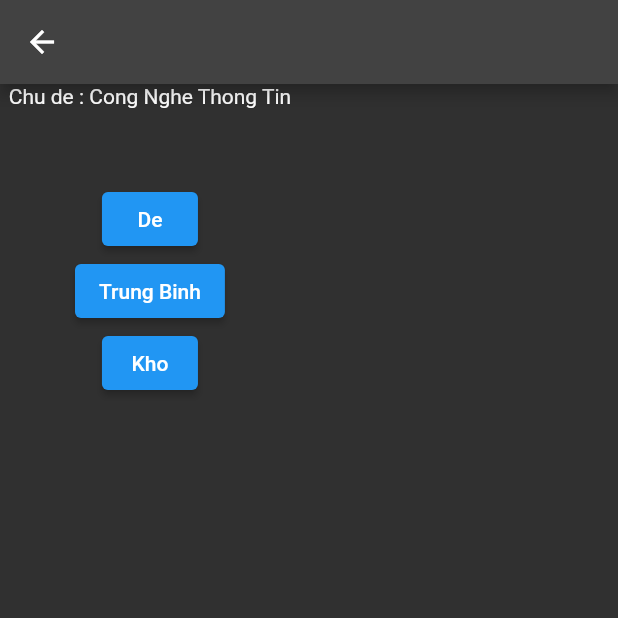
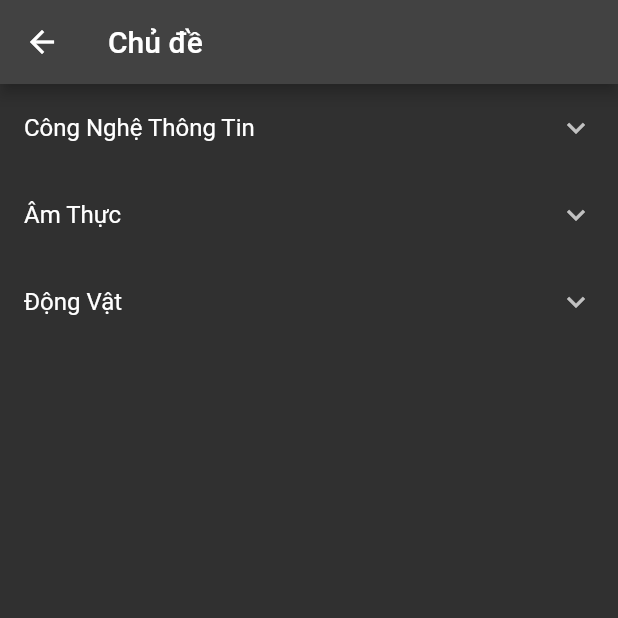
Before and after one commit to ZinQuyen/BPQ-HUb, a Flutter app: the LevelScreen screen opened directly, on a phone screen of 412 x 824 dp, the top half of it. Run offline on Flutter 3.47's test engine with Material 2 defaults, Android fonts, the phone set to English and light mode, and no system bars; our stand-ins replace get.

Commit message:
update level

```diff
--- a/lib/quiz/componets/level.dart
+++ b/lib/quiz/componets/level.dart
@@ -1,4 +1,8 @@
+import 'dart:js';
+
 import 'package:flutter/material.dart';
+import 'package:get/get.dart';
+import 'package:phan04_baitap1/quiz/quiz_screen.dart';
 import 'package:phan04_baitap1/screens/Home.dart';
 
 class LevelScreen extends StatefulWidget {
@@ -12,42 +16,114 @@ class _LevelScreenState extends State<LevelScreen> {
   @override
   Widget build(BuildContext context) {
     return Scaffold(
-      appBar: AppBar(
-          leading:
-              IconButton(onPressed: (() {
-                Navigator.push(context, MaterialPageRoute(builder: (context) => MyWidget(title: 'BPQ Hub'),));
-              }), icon: Icon(Icons.arrow_back))),
-      body: Column(
+        appBar: AppBar(
+            title: const Text('Chủ đề'),
+            leading: IconButton(
+                onPressed: (() {
+                  Navigator.push(
+                      context,
+                      MaterialPageRoute(
+                        builder: (context) => const MyWidget(title: 'BPQ Hub'),
+                      ));
+                }),
+                icon: const Icon(Icons.arrow_back))),
+        body: ListView.builder(
+          itemBuilder: (BuildContext context, int index) =>
+              EntryItem(data[index]),
+          itemCount: data.length,
+        ));
+  }
+}
 
-        children: [
-          Text('Chu de : Cong Nghe Thong Tin'),
-          Column(
-            crossAxisAlignment: CrossAxisAlignment.center,
-            children: [
-              Padding(
-                padding: const EdgeInsets.fromLTRB(50, 50, 50, 50),
-                child: Container(
-                  child: Column(
-                    mainAxisAlignment: MainAxisAlignment.center,
-                    children: [
-                      ElevatedButton(onPressed: (() {
+class Entry {
+  final String title;
+  final List<Entry> children;
+  Entry(this.title, [this.children = const <Entry>[]]);
+}
 
-                      }), child: Text('De')),
-                      ElevatedButton(onPressed: (() {
-
-                      }), child: Text('Trung Binh')),
-                      ElevatedButton(onPressed: (() {
-
-                      }), child: Text('Kho')),
-                    ],
-                  ),
-                ),
-              )
-            ],
-
-          )
+final List<Entry> data = <Entry>[
+  Entry(
+    'Công Nghệ Thông Tin',
+    <Entry>[
+      Entry(
+        'Level 1',
+        <Entry>[
+          Entry('question 1'),
+          Entry('Question 2'),
+          Entry('Question 3'),
         ],
       ),
+      Entry('Level 2'),
+      Entry('Level 3'),
+    ],
+  ),
+  Entry(
+    'Âm Thực',
+    <Entry>[
+      Entry(
+        'Level 1',
+        <Entry>[
+          Entry('Question 1'),
+          Entry('Question 2'),
+          Entry('Question 3'),
+        ],
+      ),
+      Entry(
+        'Level 2',
+        <Entry>[
+          Entry('Question 1'),
+          Entry('Question 2'),
+          Entry('Question 3'),
+        ],
+      ),
+      Entry(
+        'Level 3',
+        <Entry>[
+          Entry('Question 1'),
+          Entry('Question 2'),
+          Entry('Question 3'),
+        ],
+      ),
+    ],
+  ),
+  Entry(
+    'Động Vật',
+    <Entry>[
+      Entry(
+        'Level 1',
+        <Entry>[
+          Entry('Question 1'),
+          Entry('Question 2'),
+          Entry('Question 3'),
+        ],
+      ),
+      Entry('Level 2'),
+      Entry('Level 3'),
+    ],
+  ),
+];
+
+class EntryItem extends StatelessWidget {
+  const EntryItem(this.entry);
+  final Entry entry;
+
+  Widget _buildTiles(Entry root) {
+    if (root.children.isEmpty) {
+      return ListTile(
+        title: Text(root.title),
+
+      );
+    }
+    return ExpansionTile(
+      title: Text(root.title),
+      key: PageStorageKey<Entry>(root),
+      children: root.children.map<Widget>(_buildTiles).toList(),
     );
   }
+
+  @override
+  Widget build(BuildContext context) {
+    // TODO: implement build
+    return _buildTiles(entry);
+  }
 }
--- a/lib/screens/room.dart
+++ b/lib/screens/room.dart
@@ -26,23 +26,19 @@ class _RoomScreenState extends State<RoomScreen> {
         ),
       ),
       body: Container(
-        margin: EdgeInsets.all(5),
-        padding: EdgeInsets.only(top: 10),
-        width: double.infinity,
-        height: 650,
         decoration: BoxDecoration(
-          borderRadius: BorderRadius.circular(25),
-          border: Border.all(
-            color: Color.fromARGB(255, 138, 160, 167),
-            width: 5,
-          ),
-        ),
+              image: DecorationImage(
+                image: AssetImage('image/b.png'),
+                fit: BoxFit.cover,
+              ),
+            ),
         child: Column(
           crossAxisAlignment: CrossAxisAlignment.center,
 
           // mainAxisAlignment: MainAxisAlignment.center,
           children: [
             Padding(
+
               padding: const EdgeInsets.only(left: 20),
               child: SizedBox(
                 width: 150,
@@ -66,7 +62,7 @@ class _RoomScreenState extends State<RoomScreen> {
               decoration: BoxDecoration(
                 borderRadius: BorderRadius.circular(25),
                 border: Border.all(
-                  color: Color.fromARGB(255, 138, 160, 167),
+
                   width: 5,
                 ),
               ),
@@ -81,7 +77,7 @@ class _RoomScreenState extends State<RoomScreen> {
                             width: double.infinity,
                             height: 70,
                             child: Card(
-                              color: Colors.grey,
+                              color: Colors.white,
                               child: Center(
                                 child: TextButton(
                                   child: Text(
@@ -99,7 +95,7 @@ class _RoomScreenState extends State<RoomScreen> {
                             width: double.infinity,
                             height: 70,
                             child: Card(
-                              color: Colors.grey,
+                              color: Colors.white,
                               child: Center(
                                 child: TextButton(
                                   child: Text(
@@ -117,7 +113,7 @@ class _RoomScreenState extends State<RoomScreen> {
                             width: double.infinity,
                             height: 70,
                             child: Card(
-                              color: Colors.grey,
+                              color: Colors.white,
                               child: Center(
                                 child: TextButton(
                                   child: Text(
@@ -135,7 +131,7 @@ class _RoomScreenState extends State<RoomScreen> {
                             width: double.infinity,
                             height: 70,
                             child: Card(
-                              color: Colors.grey,
+                              color: Colors.white,
                               child: Center(
                                 child: TextButton(
                                   child: Text(
@@ -153,7 +149,7 @@ class _RoomScreenState extends State<RoomScreen> {
                             width: double.infinity,
                             height: 70,
                             child: Card(
-                              color: Colors.grey,
+                              color: Colors.white,
                               child: Center(
                                 child: TextButton(
                                   child: Text(
@@ -171,7 +167,7 @@ class _RoomScreenState extends State<RoomScreen> {
                             width: double.infinity,
                             height: 70,
                             child: Card(
-                              color: Colors.grey,
+                              color: Colors.white,
                               child: Center(
                                 child: TextButton(
                                   child: Text(
```
